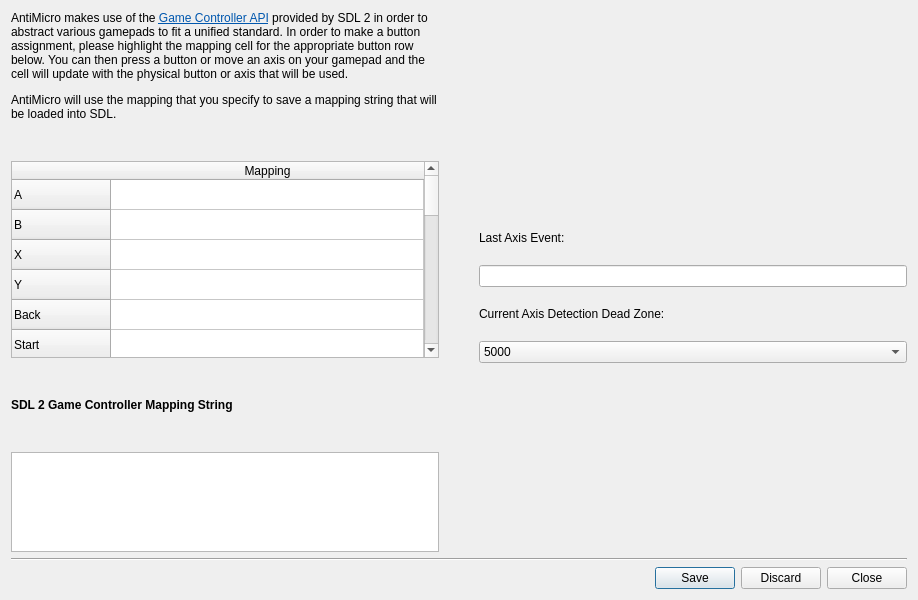
Old version of the form src/gamecontrollermappingdialog.ui in the repository AntiMicroX/antimicrox.
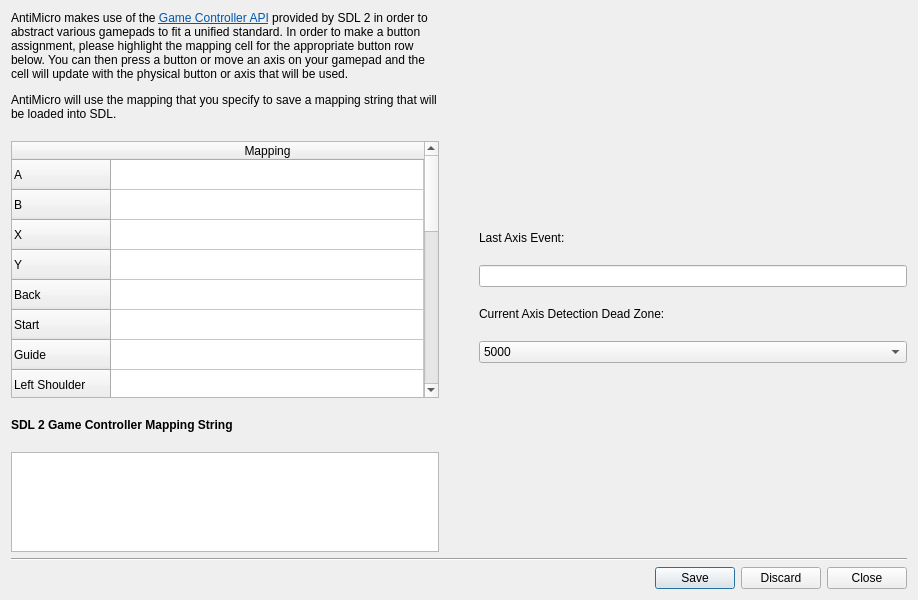
New version of the form. Custom widgets are drawn as their Qt base class.

Commit message: Set stretch factor for GameControllerMappingDialog.

What changed in the file:
```diff
--- a/src/gamecontrollermappingdialog.ui
+++ b/src/gamecontrollermappingdialog.ui
@@ -26,7 +26,10 @@
       <number>40</number>
      </property>
      <item>
-      <layout class="QVBoxLayout" name="verticalLayout_3">
+      <layout class="QVBoxLayout" name="verticalLayout_3" stretch="0,2,0,1">
+       <property name="spacing">
+        <number>20</number>
+       </property>
        <item>
         <widget class="QLabel" name="label">
          <property name="text">
```
